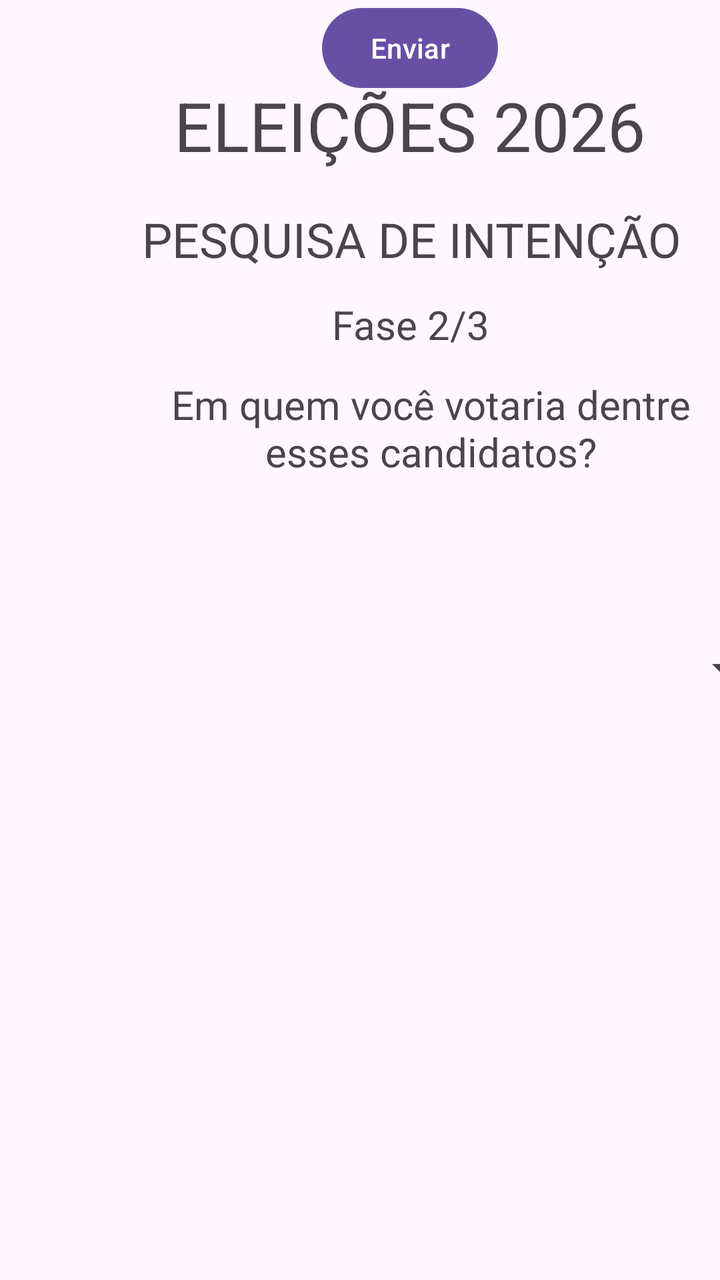
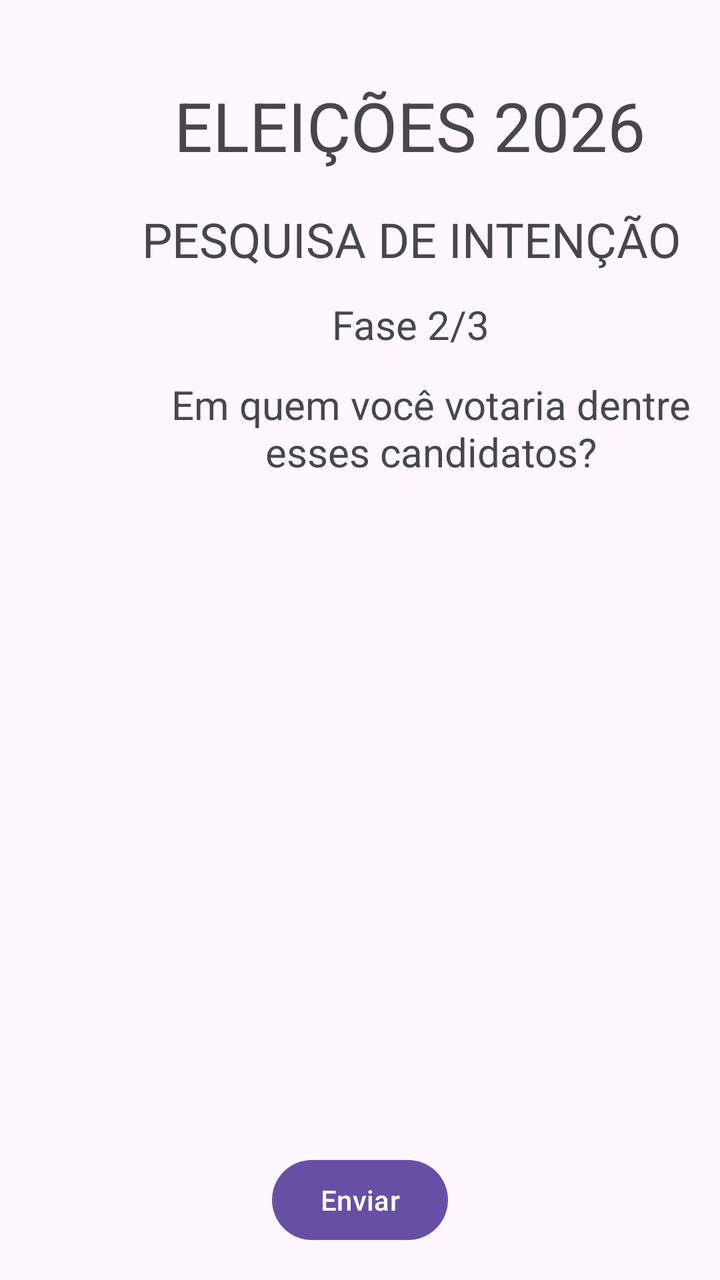

Screens rendered from an Android XML layout before and after an edit, with the pre-edit source and the edit as a unified diff.
<!-- AndroidManifest.xml: application theme Theme.PesquisaEleitoral -->
<!-- res/layout/activity_pesquisa_especifica.xml -->
<?xml version="1.0" encoding="utf-8"?>
<androidx.constraintlayout.widget.ConstraintLayout xmlns:android="http://schemas.android.com/apk/res/android"
    xmlns:app="http://schemas.android.com/apk/res-auto"
    xmlns:tools="http://schemas.android.com/tools"
    android:id="@+id/main"
    android:layout_width="match_parent"
    android:layout_height="match_parent"
    tools:context=".PesquisaEspecificaActivity">

    <TextView
        android:id="@+id/textView10"
        android:layout_width="wrap_content"
        android:layout_height="wrap_content"
        android:layout_marginStart="166dp"
        android:layout_marginTop="13dp"
        android:text="Fase 2/3"
        android:textSize="20sp"
        app:layout_constraintStart_toStartOf="parent"
        app:layout_constraintTop_toBottomOf="@+id/textView8" />

    <TextView
        android:id="@+id/textView5"
        android:layout_width="wrap_content"
        android:layout_height="wrap_content"
        android:layout_marginStart="87dp"
        android:layout_marginTop="40dp"
        android:text="ELEIÇÕES 2026"
        android:textSize="34sp"
        app:layout_constraintStart_toStartOf="parent"
        app:layout_constraintTop_toTopOf="parent" />

    <TextView
        android:id="@+id/textView7"
        android:layout_width="289dp"
        android:layout_height="85dp"
        android:layout_marginStart="71dp"
        android:layout_marginTop="13dp"
        android:gravity="center_horizontal"
        android:text="Em quem você votaria dentre esses candidatos?"
        android:textSize="20sp"
        app:layout_constraintStart_toStartOf="parent"
        app:layout_constraintTop_toBottomOf="@+id/textView10" />

    <Button
        android:id="@+id/btEnviar2"
        android:layout_width="wrap_content"
        android:layout_height="wrap_content"
        android:layout_marginStart="161dp"
        android:text="Enviar"
        app:layout_constraintStart_toStartOf="parent"
        tools:layout_editor_absoluteY="604dp" />

    <TextView
        android:id="@+id/textView8"
        android:layout_width="wrap_content"
        android:layout_height="wrap_content"
        android:layout_marginStart="71dp"
        android:layout_marginTop="18dp"
        android:text="PESQUISA DE INTENÇÃO"
        android:textSize="24sp"
        app:layout_constraintStart_toStartOf="parent"
        app:layout_constraintTop_toBottomOf="@+id/textView5" />

    <Spinner
        android:id="@+id/spinnerCandidatos"
        android:layout_width="359dp"
        android:layout_height="55dp"
        android:layout_marginStart="26dp"
        android:layout_marginTop="33dp"
        app:layout_constraintStart_toStartOf="parent"
        app:layout_constraintTop_toBottomOf="@+id/textView7" />
</androidx.constraintlayout.widget.ConstraintLayout>
<!-- resources referenced by this layout -->
<resources>
  <style name="Theme.PesquisaEleitoral" parent="Base.Theme.PesquisaEleitoral" />
  <style name="Base.Theme.PesquisaEleitoral" parent="Theme.Material3.DayNight.NoActionBar">
          
          
      </style>
</resources>

<!-- the commit's change to res/layout/activity_pesquisa_especifica.xml (unified diff, before → after) -->
@@ -6,6 +6,28 @@
     android:layout_width="match_parent"
     android:layout_height="match_parent"
     tools:context=".PesquisaEspecificaActivity">
+
+    <TextView
+        android:id="@+id/textView5"
+        android:layout_width="wrap_content"
+        android:layout_height="wrap_content"
+        android:layout_marginStart="87dp"
+        android:layout_marginTop="40dp"
+        android:text="ELEIÇÕES 2026"
+        android:textSize="34sp"
+        app:layout_constraintStart_toStartOf="parent"
+        app:layout_constraintTop_toTopOf="parent" />
+
+    <TextView
+        android:id="@+id/textView8"
+        android:layout_width="wrap_content"
+        android:layout_height="wrap_content"
+        android:layout_marginStart="71dp"
+        android:layout_marginTop="18dp"
+        android:text="PESQUISA DE INTENÇÃO"
+        android:textSize="24sp"
+        app:layout_constraintStart_toStartOf="parent"
+        app:layout_constraintTop_toBottomOf="@+id/textView5" />
 
     <TextView
         android:id="@+id/textView10"
@@ -19,20 +41,9 @@
         app:layout_constraintTop_toBottomOf="@+id/textView8" />
 
     <TextView
-        android:id="@+id/textView5"
-        android:layout_width="wrap_content"
-        android:layout_height="wrap_content"
-        android:layout_marginStart="87dp"
-        android:layout_marginTop="40dp"
-        android:text="ELEIÇÕES 2026"
-        android:textSize="34sp"
-        app:layout_constraintStart_toStartOf="parent"
-        app:layout_constraintTop_toTopOf="parent" />
-
-    <TextView
         android:id="@+id/textView7"
         android:layout_width="289dp"
-        android:layout_height="85dp"
+        android:layout_height="wrap_content"
         android:layout_marginStart="71dp"
         android:layout_marginTop="13dp"
         android:gravity="center_horizontal"
@@ -41,32 +52,24 @@
         app:layout_constraintStart_toStartOf="parent"
         app:layout_constraintTop_toBottomOf="@+id/textView10" />
 
+    <androidx.recyclerview.widget.RecyclerView
+        android:id="@+id/listaCandidatos"
+        android:layout_width="0dp"
+        android:layout_height="0dp"
+        android:layout_marginTop="12dp"
+        app:layout_constraintTop_toBottomOf="@+id/textView7"
+        app:layout_constraintBottom_toTopOf="@+id/btEnviar2"
+        app:layout_constraintStart_toStartOf="parent"
+        app:layout_constraintEnd_toEndOf="parent" />
+
     <Button
         android:id="@+id/btEnviar2"
         android:layout_width="wrap_content"
         android:layout_height="wrap_content"
-        android:layout_marginStart="161dp"
+        android:layout_marginBottom="16dp"
         android:text="Enviar"
         app:layout_constraintStart_toStartOf="parent"
-        tools:layout_editor_absoluteY="604dp" />
+        app:layout_constraintEnd_toEndOf="parent"
+        app:layout_constraintBottom_toBottomOf="parent" />
 
-    <TextView
-        android:id="@+id/textView8"
-        android:layout_width="wrap_content"
-        android:layout_height="wrap_content"
-        android:layout_marginStart="71dp"
-        android:layout_marginTop="18dp"
-        android:text="PESQUISA DE INTENÇÃO"
-        android:textSize="24sp"
-        app:layout_constraintStart_toStartOf="parent"
-        app:layout_constraintTop_toBottomOf="@+id/textView5" />
-
-    <Spinner
-        android:id="@+id/spinnerCandidatos"
-        android:layout_width="359dp"
-        android:layout_height="55dp"
-        android:layout_marginStart="26dp"
-        android:layout_marginTop="33dp"
-        app:layout_constraintStart_toStartOf="parent"
-        app:layout_constraintTop_toBottomOf="@+id/textView7" />
 </androidx.constraintlayout.widget.ConstraintLayout>
